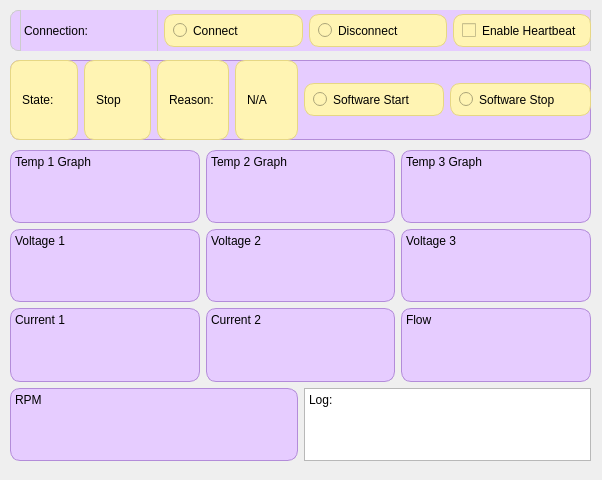
Above: operator/Operator GUI.ui from UWTunneling/Tunneling26-27 before the change. Below: the same form after it.
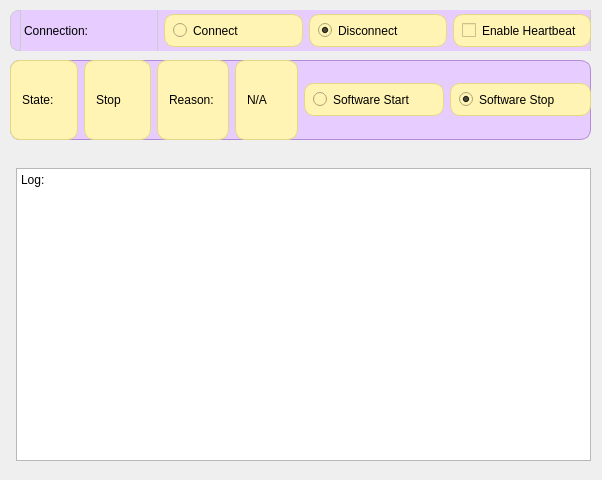
That is the form after the change.

Commit message: Finished the meters

```diff
--- a/operator/Operator GUI.ui
+++ b/operator/Operator GUI.ui
@@ -84,6 +84,9 @@
        <property name="text">
         <string>Disconnect</string>
        </property>
+       <property name="checked">
+        <bool>true</bool>
+       </property>
       </widget>
      </item>
      <item>
@@ -226,6 +229,9 @@
        <property name="text">
         <string>Software Stop</string>
        </property>
+       <property name="checked">
+        <bool>true</bool>
+       </property>
       </widget>
      </item>
     </layout>
@@ -244,236 +250,46 @@
     <item>
      <layout class="QHBoxLayout" name="TempGraphs">
       <item>
-       <widget class="QTextBrowser" name="Temp1">
-        <property name="styleSheet">
-         <string notr="true">QFrame {
-    background-color: #e6ccff;
-    border-radius: 10px;
-    border: 1px solid #b38cd9;
-}
-</string>
-        </property>
-        <property name="html">
-         <string>&lt;!DOCTYPE HTML PUBLIC &quot;-//W3C//DTD HTML 4.0//EN&quot; &quot;http://www.w3.org/TR/REC-html40/strict.dtd&quot;&gt;
-&lt;html&gt;&lt;head&gt;&lt;meta name=&quot;qrichtext&quot; content=&quot;1&quot; /&gt;&lt;meta charset=&quot;utf-8&quot; /&gt;&lt;style type=&quot;text/css&quot;&gt;
-p, li { white-space: pre-wrap; }
-hr { height: 1px; border-width: 0; }
-li.unchecked::marker { content: &quot;\2610&quot;; }
-li.checked::marker { content: &quot;\2612&quot;; }
-&lt;/style&gt;&lt;/head&gt;&lt;body style=&quot; font-family:'Segoe UI'; font-size:9pt; font-weight:400; font-style:normal;&quot;&gt;
-&lt;p style=&quot; margin-top:0px; margin-bottom:0px; margin-left:0px; margin-right:0px; -qt-block-indent:0; text-indent:0px;&quot;&gt;Temp 1 Graph&lt;/p&gt;&lt;/body&gt;&lt;/html&gt;</string>
-        </property>
-       </widget>
+       <widget class="QWidget" name="Temp1" native="true"/>
       </item>
       <item>
-       <widget class="QTextBrowser" name="Temp2">
-        <property name="styleSheet">
-         <string notr="true">QFrame {
-    background-color: #e6ccff;
-    border-radius: 10px;
-    border: 1px solid #b38cd9;
-}
-</string>
-        </property>
-        <property name="html">
-         <string>&lt;!DOCTYPE HTML PUBLIC &quot;-//W3C//DTD HTML 4.0//EN&quot; &quot;http://www.w3.org/TR/REC-html40/strict.dtd&quot;&gt;
-&lt;html&gt;&lt;head&gt;&lt;meta name=&quot;qrichtext&quot; content=&quot;1&quot; /&gt;&lt;meta charset=&quot;utf-8&quot; /&gt;&lt;style type=&quot;text/css&quot;&gt;
-p, li { white-space: pre-wrap; }
-hr { height: 1px; border-width: 0; }
-li.unchecked::marker { content: &quot;\2610&quot;; }
-li.checked::marker { content: &quot;\2612&quot;; }
-&lt;/style&gt;&lt;/head&gt;&lt;body style=&quot; font-family:'Segoe UI'; font-size:9pt; font-weight:400; font-style:normal;&quot;&gt;
-&lt;p style=&quot; margin-top:0px; margin-bottom:0px; margin-left:0px; margin-right:0px; -qt-block-indent:0; text-indent:0px;&quot;&gt;Temp 2 Graph&lt;/p&gt;&lt;/body&gt;&lt;/html&gt;</string>
-        </property>
-       </widget>
+       <widget class="QWidget" name="Temp2" native="true"/>
       </item>
       <item>
-       <widget class="QTextBrowser" name="Temp3">
-        <property name="styleSheet">
-         <string notr="true">QFrame {
-    background-color: #e6ccff;
-    border-radius: 10px;
-    border: 1px solid #b38cd9;
-}
-</string>
-        </property>
-        <property name="html">
-         <string>&lt;!DOCTYPE HTML PUBLIC &quot;-//W3C//DTD HTML 4.0//EN&quot; &quot;http://www.w3.org/TR/REC-html40/strict.dtd&quot;&gt;
-&lt;html&gt;&lt;head&gt;&lt;meta name=&quot;qrichtext&quot; content=&quot;1&quot; /&gt;&lt;meta charset=&quot;utf-8&quot; /&gt;&lt;style type=&quot;text/css&quot;&gt;
-p, li { white-space: pre-wrap; }
-hr { height: 1px; border-width: 0; }
-li.unchecked::marker { content: &quot;\2610&quot;; }
-li.checked::marker { content: &quot;\2612&quot;; }
-&lt;/style&gt;&lt;/head&gt;&lt;body style=&quot; font-family:'Segoe UI'; font-size:9pt; font-weight:400; font-style:normal;&quot;&gt;
-&lt;p style=&quot; margin-top:0px; margin-bottom:0px; margin-left:0px; margin-right:0px; -qt-block-indent:0; text-indent:0px;&quot;&gt;Temp 3 Graph&lt;/p&gt;&lt;/body&gt;&lt;/html&gt;</string>
-        </property>
-       </widget>
+       <widget class="QWidget" name="Temp3" native="true"/>
       </item>
      </layout>
     </item>
     <item>
      <layout class="QHBoxLayout" name="VoltageGraphs">
-      <item>
-       <widget class="QTextBrowser" name="Voltage1">
-        <property name="styleSheet">
-         <string notr="true">QFrame {
-    background-color: #e6ccff;
-    border-radius: 10px;
-    border: 1px solid #b38cd9;
-}
-</string>
-        </property>
-        <property name="html">
-         <string>&lt;!DOCTYPE HTML PUBLIC &quot;-//W3C//DTD HTML 4.0//EN&quot; &quot;http://www.w3.org/TR/REC-html40/strict.dtd&quot;&gt;
-&lt;html&gt;&lt;head&gt;&lt;meta name=&quot;qrichtext&quot; content=&quot;1&quot; /&gt;&lt;meta charset=&quot;utf-8&quot; /&gt;&lt;style type=&quot;text/css&quot;&gt;
-p, li { white-space: pre-wrap; }
-hr { height: 1px; border-width: 0; }
-li.unchecked::marker { content: &quot;\2610&quot;; }
-li.checked::marker { content: &quot;\2612&quot;; }
-&lt;/style&gt;&lt;/head&gt;&lt;body style=&quot; font-family:'Segoe UI'; font-size:9pt; font-weight:400; font-style:normal;&quot;&gt;
-&lt;p style=&quot; margin-top:0px; margin-bottom:0px; margin-left:0px; margin-right:0px; -qt-block-indent:0; text-indent:0px;&quot;&gt;Voltage 1&lt;/p&gt;&lt;/body&gt;&lt;/html&gt;</string>
-        </property>
-       </widget>
+      <item alignment="Qt::AlignmentFlag::AlignHCenter">
+       <widget class="QWidget" name="Voltage1" native="true"/>
       </item>
       <item>
-       <widget class="QTextBrowser" name="Voltage2">
-        <property name="styleSheet">
-         <string notr="true">QFrame {
-    background-color: #e6ccff;
-    border-radius: 10px;
-    border: 1px solid #b38cd9;
-}
-</string>
-        </property>
-        <property name="html">
-         <string>&lt;!DOCTYPE HTML PUBLIC &quot;-//W3C//DTD HTML 4.0//EN&quot; &quot;http://www.w3.org/TR/REC-html40/strict.dtd&quot;&gt;
-&lt;html&gt;&lt;head&gt;&lt;meta name=&quot;qrichtext&quot; content=&quot;1&quot; /&gt;&lt;meta charset=&quot;utf-8&quot; /&gt;&lt;style type=&quot;text/css&quot;&gt;
-p, li { white-space: pre-wrap; }
-hr { height: 1px; border-width: 0; }
-li.unchecked::marker { content: &quot;\2610&quot;; }
-li.checked::marker { content: &quot;\2612&quot;; }
-&lt;/style&gt;&lt;/head&gt;&lt;body style=&quot; font-family:'Segoe UI'; font-size:9pt; font-weight:400; font-style:normal;&quot;&gt;
-&lt;p style=&quot; margin-top:0px; margin-bottom:0px; margin-left:0px; margin-right:0px; -qt-block-indent:0; text-indent:0px;&quot;&gt;Voltage 2&lt;/p&gt;&lt;/body&gt;&lt;/html&gt;</string>
-        </property>
-       </widget>
+       <widget class="QWidget" name="Voltage2" native="true"/>
       </item>
       <item>
-       <widget class="QTextBrowser" name="Voltage3">
-        <property name="styleSheet">
-         <string notr="true">QFrame {
-    background-color: #e6ccff;
-    border-radius: 10px;
-    border: 1px solid #b38cd9;
-}
-</string>
-        </property>
-        <property name="html">
-         <string>&lt;!DOCTYPE HTML PUBLIC &quot;-//W3C//DTD HTML 4.0//EN&quot; &quot;http://www.w3.org/TR/REC-html40/strict.dtd&quot;&gt;
-&lt;html&gt;&lt;head&gt;&lt;meta name=&quot;qrichtext&quot; content=&quot;1&quot; /&gt;&lt;meta charset=&quot;utf-8&quot; /&gt;&lt;style type=&quot;text/css&quot;&gt;
-p, li { white-space: pre-wrap; }
-hr { height: 1px; border-width: 0; }
-li.unchecked::marker { content: &quot;\2610&quot;; }
-li.checked::marker { content: &quot;\2612&quot;; }
-&lt;/style&gt;&lt;/head&gt;&lt;body style=&quot; font-family:'Segoe UI'; font-size:9pt; font-weight:400; font-style:normal;&quot;&gt;
-&lt;p style=&quot; margin-top:0px; margin-bottom:0px; margin-left:0px; margin-right:0px; -qt-block-indent:0; text-indent:0px;&quot;&gt;Voltage 3&lt;/p&gt;&lt;/body&gt;&lt;/html&gt;</string>
-        </property>
-       </widget>
+       <widget class="QWidget" name="Voltage3" native="true"/>
       </item>
      </layout>
     </item>
     <item>
      <layout class="QHBoxLayout" name="CurrentFlowGraphs">
       <item>
-       <widget class="QTextBrowser" name="Current1">
-        <property name="styleSheet">
-         <string notr="true">QFrame {
-    background-color: #e6ccff;
-    border-radius: 10px;
-    border: 1px solid #b38cd9;
-}
-</string>
-        </property>
-        <property name="html">
-         <string>&lt;!DOCTYPE HTML PUBLIC &quot;-//W3C//DTD HTML 4.0//EN&quot; &quot;http://www.w3.org/TR/REC-html40/strict.dtd&quot;&gt;
-&lt;html&gt;&lt;head&gt;&lt;meta name=&quot;qrichtext&quot; content=&quot;1&quot; /&gt;&lt;meta charset=&quot;utf-8&quot; /&gt;&lt;style type=&quot;text/css&quot;&gt;
-p, li { white-space: pre-wrap; }
-hr { height: 1px; border-width: 0; }
-li.unchecked::marker { content: &quot;\2610&quot;; }
-li.checked::marker { content: &quot;\2612&quot;; }
-&lt;/style&gt;&lt;/head&gt;&lt;body style=&quot; font-family:'Segoe UI'; font-size:9pt; font-weight:400; font-style:normal;&quot;&gt;
-&lt;p style=&quot; margin-top:0px; margin-bottom:0px; margin-left:0px; margin-right:0px; -qt-block-indent:0; text-indent:0px;&quot;&gt;Current 1&lt;/p&gt;&lt;/body&gt;&lt;/html&gt;</string>
-        </property>
-       </widget>
+       <widget class="QWidget" name="Current1" native="true"/>
       </item>
       <item>
-       <widget class="QTextBrowser" name="Current2">
-        <property name="styleSheet">
-         <string notr="true">QFrame {
-    background-color: #e6ccff;
-    border-radius: 10px;
-    border: 1px solid #b38cd9;
-}
-</string>
-        </property>
-        <property name="html">
-         <string>&lt;!DOCTYPE HTML PUBLIC &quot;-//W3C//DTD HTML 4.0//EN&quot; &quot;http://www.w3.org/TR/REC-html40/strict.dtd&quot;&gt;
-&lt;html&gt;&lt;head&gt;&lt;meta name=&quot;qrichtext&quot; content=&quot;1&quot; /&gt;&lt;meta charset=&quot;utf-8&quot; /&gt;&lt;style type=&quot;text/css&quot;&gt;
-p, li { white-space: pre-wrap; }
-hr { height: 1px; border-width: 0; }
-li.unchecked::marker { content: &quot;\2610&quot;; }
-li.checked::marker { content: &quot;\2612&quot;; }
-&lt;/style&gt;&lt;/head&gt;&lt;body style=&quot; font-family:'Segoe UI'; font-size:9pt; font-weight:400; font-style:normal;&quot;&gt;
-&lt;p style=&quot; margin-top:0px; margin-bottom:0px; margin-left:0px; margin-right:0px; -qt-block-indent:0; text-indent:0px;&quot;&gt;Current 2&lt;/p&gt;&lt;/body&gt;&lt;/html&gt;</string>
-        </property>
-       </widget>
+       <widget class="QWidget" name="Current2" native="true"/>
       </item>
       <item>
-       <widget class="QTextBrowser" name="Flow">
-        <property name="styleSheet">
-         <string notr="true">QFrame {
-    background-color: #e6ccff;
-    border-radius: 10px;
-    border: 1px solid #b38cd9;
-}
-</string>
-        </property>
-        <property name="html">
-         <string>&lt;!DOCTYPE HTML PUBLIC &quot;-//W3C//DTD HTML 4.0//EN&quot; &quot;http://www.w3.org/TR/REC-html40/strict.dtd&quot;&gt;
-&lt;html&gt;&lt;head&gt;&lt;meta name=&quot;qrichtext&quot; content=&quot;1&quot; /&gt;&lt;meta charset=&quot;utf-8&quot; /&gt;&lt;style type=&quot;text/css&quot;&gt;
-p, li { white-space: pre-wrap; }
-hr { height: 1px; border-width: 0; }
-li.unchecked::marker { content: &quot;\2610&quot;; }
-li.checked::marker { content: &quot;\2612&quot;; }
-&lt;/style&gt;&lt;/head&gt;&lt;body style=&quot; font-family:'Segoe UI'; font-size:9pt; font-weight:400; font-style:normal;&quot;&gt;
-&lt;p style=&quot; margin-top:0px; margin-bottom:0px; margin-left:0px; margin-right:0px; -qt-block-indent:0; text-indent:0px;&quot;&gt;Flow&lt;/p&gt;&lt;/body&gt;&lt;/html&gt;</string>
-        </property>
-       </widget>
+       <widget class="QWidget" name="Flow" native="true"/>
       </item>
      </layout>
     </item>
     <item>
      <layout class="QHBoxLayout" name="RPMandLog">
       <item>
-       <widget class="QTextBrowser" name="RPM">
-        <property name="styleSheet">
-         <string notr="true">QFrame {
-    background-color: #e6ccff;
-    border-radius: 10px;
-    border: 1px solid #b38cd9;
-}
-</string>
-        </property>
-        <property name="html">
-         <string>&lt;!DOCTYPE HTML PUBLIC &quot;-//W3C//DTD HTML 4.0//EN&quot; &quot;http://www.w3.org/TR/REC-html40/strict.dtd&quot;&gt;
-&lt;html&gt;&lt;head&gt;&lt;meta name=&quot;qrichtext&quot; content=&quot;1&quot; /&gt;&lt;meta charset=&quot;utf-8&quot; /&gt;&lt;style type=&quot;text/css&quot;&gt;
-p, li { white-space: pre-wrap; }
-hr { height: 1px; border-width: 0; }
-li.unchecked::marker { content: &quot;\2610&quot;; }
-li.checked::marker { content: &quot;\2612&quot;; }
-&lt;/style&gt;&lt;/head&gt;&lt;body style=&quot; font-family:'Segoe UI'; font-size:9pt; font-weight:400; font-style:normal;&quot;&gt;
-&lt;p style=&quot; margin-top:0px; margin-bottom:0px; margin-left:0px; margin-right:0px; -qt-block-indent:0; text-indent:0px;&quot;&gt;RPM&lt;/p&gt;&lt;/body&gt;&lt;/html&gt;</string>
-        </property>
-       </widget>
+       <widget class="QWidget" name="RPM" native="true"/>
       </item>
       <item>
        <widget class="QTextEdit" name="Log">
```
Left out of the diff: 6 changed lines with no effect on the pictures. The commit also changes 2 other files.
